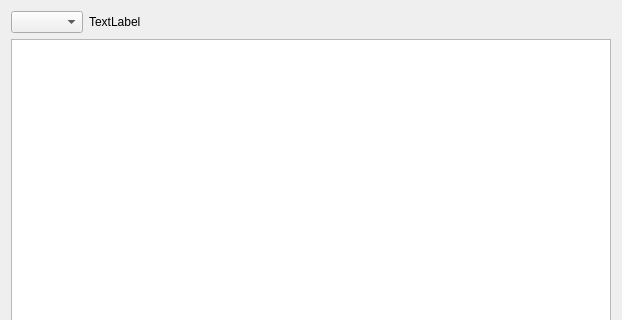
Old version of the form stardialogexam.ui in the repository cx-star/simplebrowser; both pictures show x 0 to 622 and y 0 to 320 of the 622 by 570 pixel window.
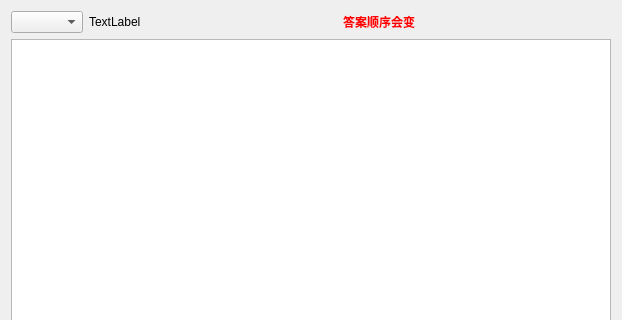
New version of the form.

Patch:
```diff
--- a/stardialogexam.ui
+++ b/stardialogexam.ui
@@ -26,6 +26,35 @@
        </property>
       </widget>
      </item>
+     <item>
+      <spacer name="horizontalSpacer_3">
+       <property name="orientation">
+        <enum>Qt::Horizontal</enum>
+       </property>
+       <property name="sizeHint" stdset="0">
+        <size>
+         <width>40</width>
+         <height>20</height>
+        </size>
+       </property>
+      </spacer>
+     </item>
+     <item>
+      <widget class="QLabel" name="label_2">
+       <property name="font">
+        <font>
+         <weight>75</weight>
+         <bold>true</bold>
+        </font>
+       </property>
+       <property name="styleSheet">
+        <string notr="true">color: rgb(255, 0, 0);</string>
+       </property>
+       <property name="text">
+        <string>答案顺序会变</string>
+       </property>
+      </widget>
+     </item>
      <item>
       <spacer name="horizontalSpacer">
        <property name="orientation">
```
